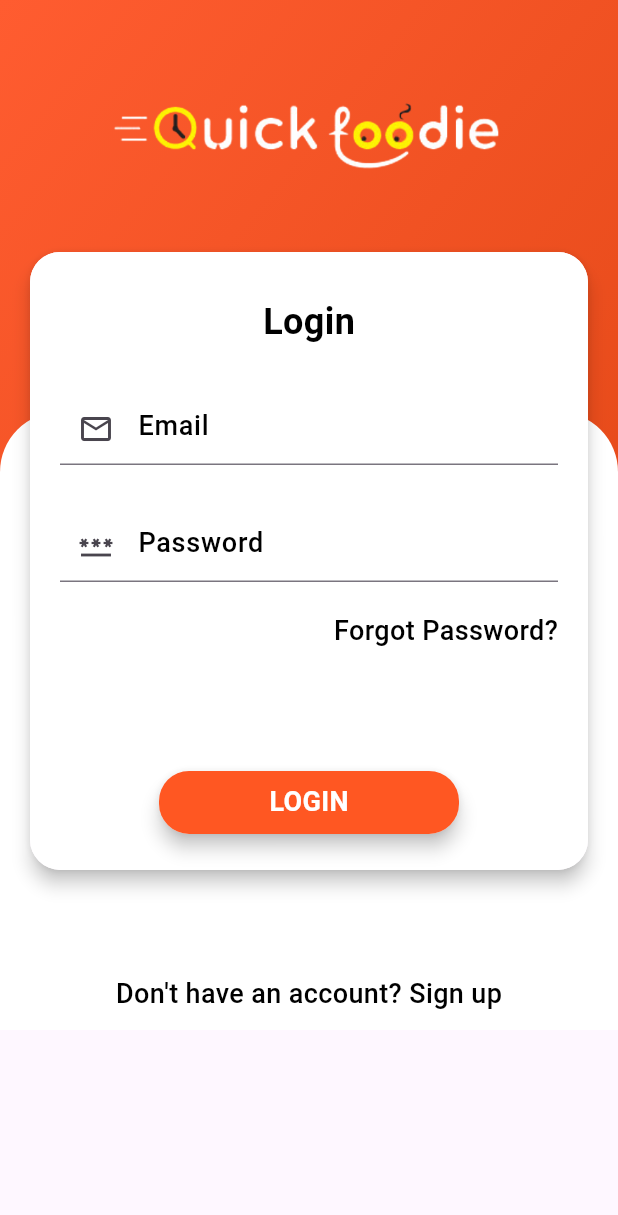
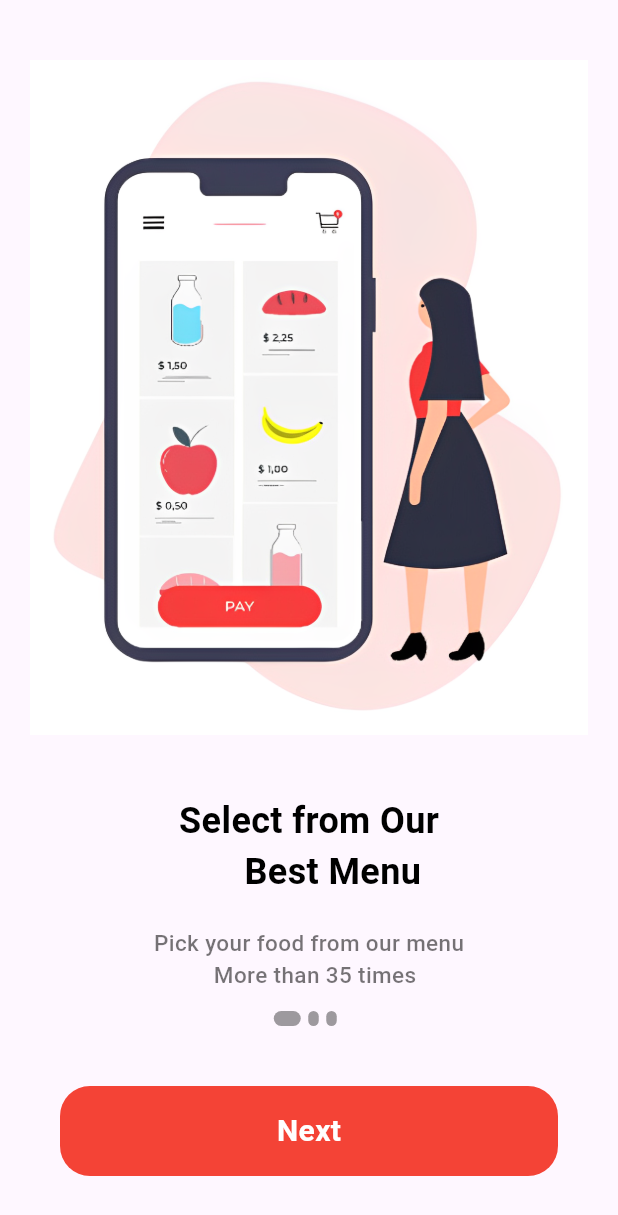
Before and after one commit to ychandiniml/FoodDeliveryApp, a Flutter app: the screen it shows after launch, on a phone screen of 412 x 824 dp. Shown: the top 1215 px of the screen. Run offline on Flutter 3.47's test engine with Material 3 defaults, Android fonts, the phone set to English and light mode, and no system bars; our stand-ins replace curved_navigation_bar; Roboto replaces fonts that are missing (Poppins, Poppins1).

Commit message:
added Onboard Screen

```diff
--- a/lib/main.dart
+++ b/lib/main.dart
@@ -2,6 +2,7 @@ import 'package:flutter/material.dart';
 import 'package:fooddeliveryapp/pages/bottomnav.dart';
 import 'package:fooddeliveryapp/pages/home.dart';
 import 'package:fooddeliveryapp/pages/login.dart';
+import 'package:fooddeliveryapp/pages/onboard.dart';
 
 void main() {
   runApp(const MyApp());
@@ -34,7 +35,7 @@ class MyApp extends StatelessWidget {
         colorScheme: ColorScheme.fromSeed(seedColor: Colors.deepPurple),
         useMaterial3: true,
       ),
-      home: LogIn(),
+      home: Onboard(),
     );
   }
 }
--- /dev/null
+++ b/lib/pages/onboard.dart
@@ -0,0 +1,125 @@
+import 'package:flutter/material.dart';
+import 'package:fooddeliveryapp/pages/signup.dart';
+import 'package:fooddeliveryapp/widget/content_model.dart';
+import 'package:fooddeliveryapp/widget/widget_support.dart';
+
+class Onboard extends StatefulWidget {
+  const Onboard({super.key});
+
+  @override
+  State<Onboard> createState() => _OnboardState();
+}
+
+class _OnboardState extends State<Onboard> {
+  int currentIndex = 0;
+  late PageController _controller;
+
+  @override
+  void initState() {
+    _controller = PageController(initialPage: 0);
+
+    super.initState();
+  }
+
+  @override
+  void dispose() {
+    _controller.dispose();
+    super.dispose();
+  }
+
+  @override
+  Widget build(BuildContext context) {
+    return Scaffold(
+      body: Column(
+        children: [
+          Expanded(
+            child: PageView.builder(
+                controller: _controller,
+                itemCount: contents.length,
+                onPageChanged: (int index) {
+                  setState(() {
+                    currentIndex = index;
+                  });
+                },
+                itemBuilder: (_, i) {
+                  return Padding(
+                    padding:
+                        EdgeInsets.only(top: 40.0, left: 20.0, right: 20.0),
+                    child: Column(
+                      children: [
+                        Image.asset(
+                          contents[i].image,
+                          height: 450,
+                          width: MediaQuery.of(context).size.width,
+                          fit: BoxFit.fill,
+                        ),
+                        SizedBox(
+                          height: 40.0,
+                        ),
+                        Text(
+                          contents[i].title,
+                          style: AppWidget.HeadlineTextFeildStyle(),
+                        ),
+                        SizedBox(
+                          height: 20.0,
+                        ),
+                        Text(
+                          contents[i].description,
+                          style: AppWidget.LightTextFeildStyle(),
+                        )
+                      ],
+                    ),
+                  );
+                }),
+          ),
+          Container(
+            child: Row(
+              mainAxisAlignment: MainAxisAlignment.center,
+              children: List.generate(
+                contents.length,
+                (index) => buildDot(index, context),
+              ),
+            ),
+          ),
+          GestureDetector(
+            onTap: () {
+              if (currentIndex == contents.length - 1) {
+                Navigator.pushReplacement(
+                    context, MaterialPageRoute(builder: (context) => SignUp()));
+              }
+              _controller.nextPage(
+                  duration: Duration(milliseconds: 100),
+                  curve: Curves.bounceIn);
+            },
+            child: Container(
+              decoration: BoxDecoration(
+                  color: Colors.red, borderRadius: BorderRadius.circular(20)),
+              height: 60,
+              margin: EdgeInsets.all(40),
+              width: double.infinity,
+              child: Center(
+                child: Text(
+                  currentIndex == contents.length - 1 ? "Start" : "Next",
+                  style: TextStyle(
+                      color: Colors.white,
+                      fontSize: 20.0,
+                      fontWeight: FontWeight.bold),
+                ),
+              ),
+            ),
+          )
+        ],
+      ),
+    );
+  }
+
+  Container buildDot(int index, BuildContext context) {
+    return Container(
+      height: 10.0,
+      width: currentIndex == index ? 18 : 7,
+      margin: EdgeInsets.only(right: 5),
+      decoration: BoxDecoration(
+          borderRadius: BorderRadius.circular(6), color: Colors.black38),
+    );
+  }
+}
--- /dev/null
+++ b/lib/widget/content_model.dart
@@ -0,0 +1,23 @@
+class UnboardingContent {
+  String image;
+  String title;
+  String description;
+  UnboardingContent(
+      {required this.description, required this.image, required this.title});
+}
+
+List<UnboardingContent> contents = [
+  UnboardingContent(
+      description: 'Pick your food from our menu\n          More than 35 times',
+      image: "images/screen1.png",
+      title: 'Select from Our\n       Best Menu'),
+  UnboardingContent(
+      description:
+          'You can pay cash on delivery and\n     Card payment is available',
+      image: "images/screen2.png",
+      title: 'Easy and Online Payment'),
+  UnboardingContent(
+      description: 'Deliver your food at your\n               Doorstep',
+      image: "images/screen3.png",
+      title: 'Quick Delivery at\n    Your Doorstep')
+];
```
